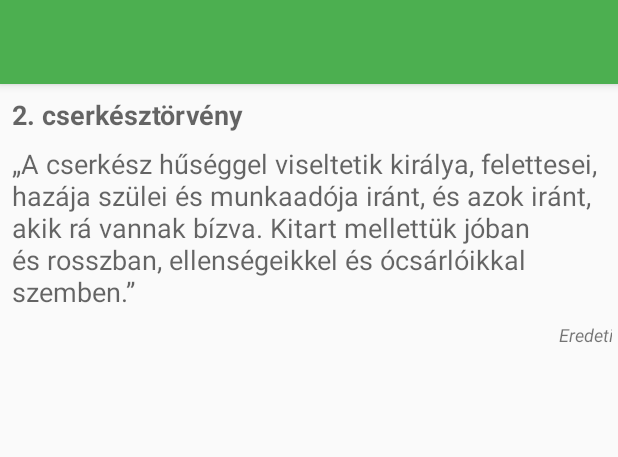
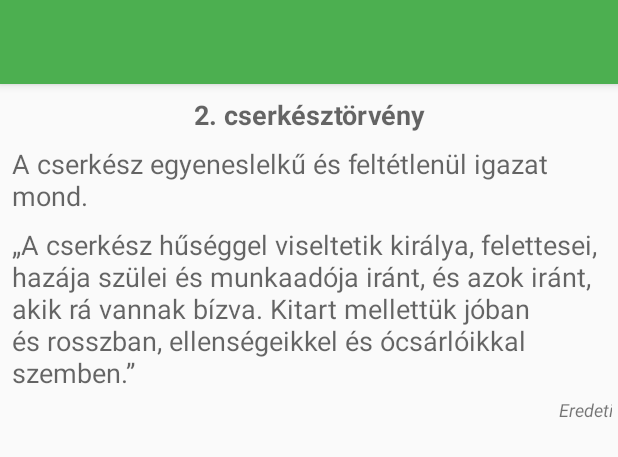
Before and after one commit to hszilard93/Scout-Laws-Android, an Android app: the layout activity_details.xml on its own in the app's theme, with its tools: preview values and no code run, on a phone screen of 412 x 824 dp. Shown: the top 457 px of the screen. Run offline under Robolectric (Android 15) with nearby library versions, the phone set to English and light mode, and no system bars.

Commit message:
Shared element transition between Start and Details, other small changes

```diff
--- a/app/src/main/java/com/b4kancs/scoutlaws/views/quiz/QuizActivity.java
+++ b/app/src/main/java/com/b4kancs/scoutlaws/views/quiz/QuizActivity.java
@@ -21,7 +21,6 @@ import java.util.List;
  * Created by hszilard on 25-Feb-18.
  * This activity contains all the Quiz related fragments.
  */
-
 public class QuizActivity extends AppCompatActivity {
     private static final String LOG_TAG = QuizActivity.class.getSimpleName();
 
--- a/app/src/main/java/com/b4kancs/scoutlaws/views/quiz/multiplechoice/MultipleChoiceFragment.java
+++ b/app/src/main/java/com/b4kancs/scoutlaws/views/quiz/multiplechoice/MultipleChoiceFragment.java
@@ -27,7 +27,6 @@ import static com.b4kancs.scoutlaws.views.quiz.CommonQuizUtils.showResultDialogF
  * Created by hszilard on 26-Feb-18.
  * This fragment presents a single multiple choice question and its possible answers.
  */
-
 public class MultipleChoiceFragment extends Fragment {
     public static final String FRAGMENT_TAG = "MULTIPLE_FRAGMENT";
     private static final String LOG_TAG = MultipleChoiceFragment.class.getSimpleName();
--- a/app/src/main/java/com/b4kancs/scoutlaws/views/start/StartActivity.java
+++ b/app/src/main/java/com/b4kancs/scoutlaws/views/start/StartActivity.java
@@ -12,6 +12,7 @@ import android.support.v7.app.ActionBarDrawerToggle;
 import android.support.v7.app.AppCompatActivity;
 import android.os.Bundle;
 import android.support.v7.widget.Toolbar;
+import android.transition.Transition;
 import android.util.Log;
 import android.view.MenuItem;
 import android.widget.TextView;
--- a/app/src/main/res/layout/activity_details.xml
+++ b/app/src/main/res/layout/activity_details.xml
@@ -20,12 +20,14 @@
         <ScrollView
             android:layout_width="match_parent"
             android:layout_height="match_parent"
+            android:transitionName="@string/start_to_details_background_transition"
             app:background_number="@{scoutLaw.number}">
 
             <android.support.constraint.ConstraintLayout
                 android:id="@+id/details_constraintLayout"
                 android:layout_width="match_parent"
                 android:layout_height="wrap_content"
+                android:animateLayoutChanges="true"
                 app:layout_constraintHorizontal_chainStyle= "spread_inside">
 
                 <TextView
@@ -36,14 +38,31 @@
                     android:layout_marginStart="8dp"
                     android:layout_marginTop="8dp"
                     android:text='@{String.valueOf(scoutLaw.number).concat(". cserkésztörvény")}'
+                    android:textAlignment="center"
                     android:textAppearance="@android:style/TextAppearance.Material.Medium"
                     android:textStyle="bold"
+                    app:layout_constraintEnd_toEndOf="parent"
+                    app:layout_constraintStart_toStartOf="parent"
                     app:layout_constraintTop_toTopOf="parent"
-                    app:layout_constraintBottom_toTopOf="@+id/desc_textView"
-                    app:layout_constraintStart_toStartOf="parent"
-                    app:layout_constraintEnd_toEndOf="parent"
                     app:textColor_number="@{scoutLaw.number}"
                     tools:text="2. cserkésztörvény" />
+
+                <TextView
+                    android:id="@+id/law_textView"
+                    android:layout_width="0dp"
+                    android:layout_height="wrap_content"
+                    android:layout_marginBottom="8dp"
+                    android:layout_marginEnd="8dp"
+                    android:layout_marginStart="8dp"
+                    android:layout_marginTop="8dp"
+                    android:text="@{scoutLaw.text}"
+                    android:textAppearance="@android:style/TextAppearance.Material.Medium"
+                    android:transitionName="@string/start_details_law_transition"
+                    app:layout_constraintEnd_toEndOf="parent"
+                    app:layout_constraintStart_toStartOf="parent"
+                    app:layout_constraintTop_toBottomOf="@id/number_textView"
+                    app:textColor_number="@{scoutLaw.number}"
+                    tools:text="A cserkész egyeneslelkű és feltétlenül igazat mond." />
 
                 <TextView
                     android:id="@+id/desc_textView"
@@ -56,8 +75,7 @@
                     android:textAppearance="@android:style/TextAppearance.Material.Medium"
                     app:descText_scoutLaw="@{scoutLaw}"
                     app:descText_isModern="@{isModern}"
-                    app:layout_constraintTop_toBottomOf="@id/number_textView"
-                    app:layout_constraintBottom_toTopOf="@id/source_textView"
+                    app:layout_constraintTop_toBottomOf="@id/law_textView"
                     app:layout_constraintStart_toStartOf="parent"
                     app:layout_constraintEnd_toEndOf="parent"
                     app:textColor_number="@{scoutLaw.number}"
@@ -67,6 +85,7 @@
                     android:id="@+id/source_textView"
                     android:layout_width="0dp"
                     android:layout_height="wrap_content"
+                    android:layout_marginTop="4dp"
                     android:layout_marginBottom="8dp"
                     android:layout_marginEnd="4dp"
                     android:layout_marginStart="32dp"
@@ -75,7 +94,6 @@
                     android:textStyle="italic"
                     app:descSourceText_isModern="@{isModern}"
                     app:textColor_number="@{scoutLaw.number}"
-                    app:layout_constraintBottom_toBottomOf="parent"
                     app:layout_constraintEnd_toEndOf="parent"
                     app:layout_constraintStart_toStartOf="parent"
                     app:layout_constraintTop_toBottomOf="@id/desc_textView"
--- a/app/src/main/res/layout/list_item_law.xml
+++ b/app/src/main/res/layout/list_item_law.xml
@@ -16,9 +16,12 @@
         app:cardCornerRadius="0dp">
 
         <android.support.constraint.ConstraintLayout
+            android:id="@+id/listItemConstraint"
             android:layout_width="match_parent"
             android:layout_height="wrap_content"
             android:minHeight="64dp"
+            android:transitionName="@string/start_to_details_background_transition"
+            android:animateLayoutChanges="true"
             app:background_number='@{scoutLaw.number}'>
 
             <TextView
@@ -45,6 +48,7 @@
                 android:gravity="center_vertical"
                 android:text="@{scoutLaw.text}"
                 android:textAppearance="@android:style/TextAppearance.Material.Medium"
+                android:transitionName="@string/start_details_law_transition"
                 app:textColor_number="@{scoutLaw.number}"
                 app:layout_constraintBottom_toBottomOf="parent"
                 app:layout_constraintEnd_toEndOf="parent"
--- a/app/src/main/res/values/strings.xml
+++ b/app/src/main/res/values/strings.xml
@@ -36,4 +36,6 @@
     <string name="check_button">Ellenőrzés</string>
     <string name="clear_button">Törlés</string>
     <string name="give_up">Feladom</string>
+    <string name="start_details_law_transition">start_to_details_scoutlaw_transition</string>
+    <string name="start_to_details_background_transition">start_details_background_transition</string>
 </resources>
--- a/app/src/main/res/values/styles.xml
+++ b/app/src/main/res/values/styles.xml
@@ -4,6 +4,7 @@
         <item name="colorPrimary">@color/colorPrimary</item>
         <item name="colorPrimaryDark">@color/colorPrimaryDark</item>
         <item name="colorAccent">@color/colorAccent</item>
+        <item name="android:windowContentTransitions">true</item>
     </style>
 
     <style name="PopupMenuListView" parent="@style/Widget.AppCompat.ListView.DropDown">
```
Also changed, not shown: app/src/main/java/com/b4kancs/scoutlaws/views/details/DetailsActivity.java (+7 -9 lines), app/src/main/java/com/b4kancs/scoutlaws/views/start/ScoutLawListAdapter.java (+12 -3 lines), app/src/main/res/values/scoutlaws.xml (+10 -10 lines).
